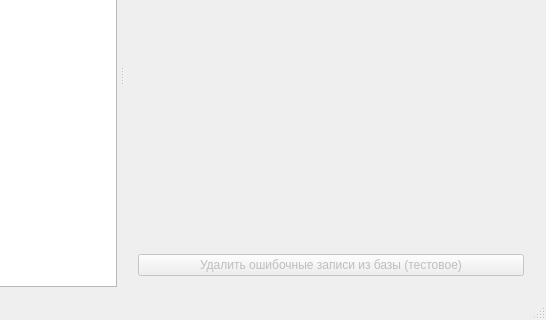
Qt form TournamentManager/mainwindow.ui (BarsukAlexey/xelarogi) before a commit; both pictures show x 252 to 798 and y 184 to 504 of the 798 by 504 pixel window.
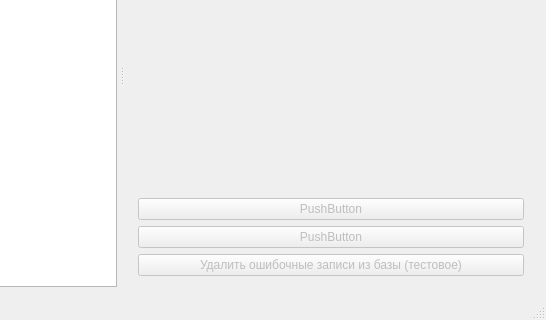
The same form after that commit.

What changed in the file:
```diff
--- a/TournamentManager/mainwindow.ui
+++ b/TournamentManager/mainwindow.ui
@@ -119,6 +119,26 @@
              </property>
             </spacer>
            </item>
+           <item>
+            <widget class="QPushButton" name="pushButton">
+             <property name="enabled">
+              <bool>false</bool>
+             </property>
+             <property name="text">
+              <string>PushButton</string>
+             </property>
+            </widget>
+           </item>
+           <item>
+            <widget class="QPushButton" name="pushButton_2">
+             <property name="enabled">
+              <bool>false</bool>
+             </property>
+             <property name="text">
+              <string>PushButton</string>
+             </property>
+            </widget>
+           </item>
            <item>
             <widget class="QPushButton" name="testClearBtn">
              <property name="enabled">
```
Left out of the diff: 2 changed lines with no effect on the pictures.
